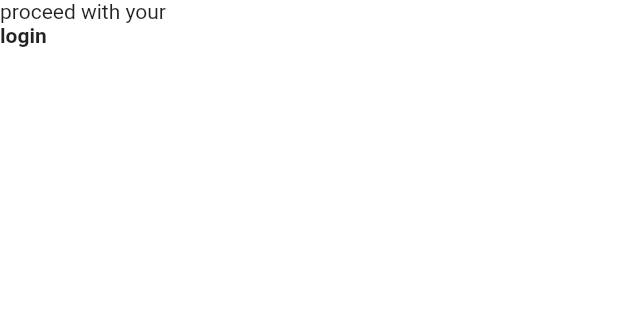
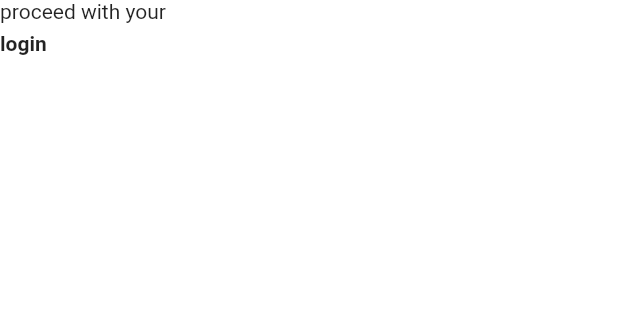
Before and after one commit to rehamAlii29/GTrip, a Flutter app: the screen it shows after launch, on a phone screen of 412 x 824 dp, the part 371-691 px from its top. Run offline on Flutter 3.47's test engine with Material 2 defaults, Android fonts, the light colour scheme and no system bars.

Commit message:
commit on main

```diff
--- a/lib/LoginUser.dart
+++ b/lib/LoginUser.dart
@@ -23,6 +23,7 @@ class _LoginUserState extends State<LoginUser> {
               children: [Image.asset('assets/images/logo.png')]),
         ),
         const Text("proceed with your"),
+        const SizedBox(height: 5),
         const Text(
           "login",
           style: TextStyle(fontWeight: FontWeight.bold),
```
